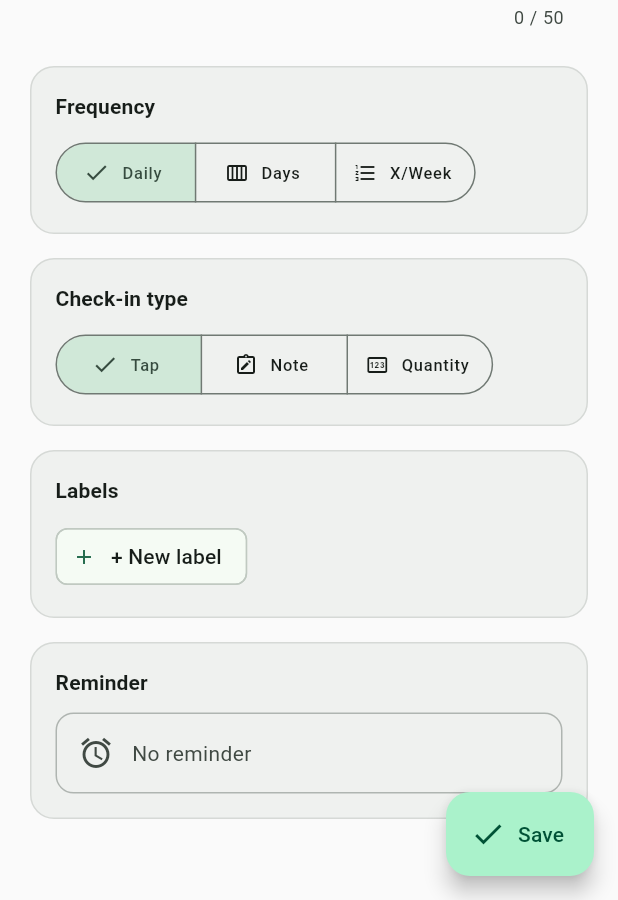
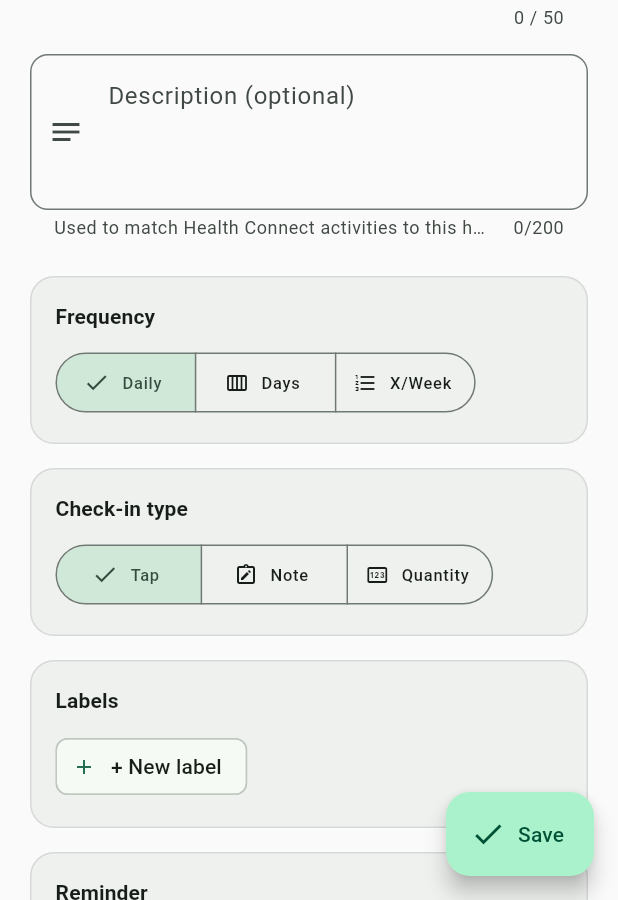
Before and after one commit to aadeshnpn/habitapp, a Flutter app: the AddHabitScreen screen opened by its route, on a phone screen of 412 x 824 dp, the part 336-1236 px from its top. Run offline on Flutter 3.47's test engine with Material 3 defaults, Android fonts, the phone set to English and light mode, and no system bars; our stand-ins replace cloud_firestore, firebase_auth, firebase_core, flutter_local_notifications, flutter_riverpod, flutter_timezone and 7 more; missing offline and left inert: health, workmanager; accounts and stored records are empty; statements that could not run were skipped.

Commit message:
feat(HABIT-041): add optional habit description for Health Connect matching
Let users set and edit a habit description, and use name + description
when auto-syncing Health Connect activities to habits. Bump to 1.0.12.

Co-authored-by: Cursor <cursoragent@cursor.com>

```diff
--- a/lib/core/database/database_service.dart
+++ b/lib/core/database/database_service.dart
@@ -3,7 +3,7 @@ import 'package:path/path.dart' as p;
 
 class DatabaseService {
   static const String _dbName = 'habit_tracker.db';
-  static const int _dbVersion = 7;
+  static const int _dbVersion = 8;
 
   // Singleton
   static final DatabaseService instance = DatabaseService._();
@@ -36,6 +36,7 @@ class DatabaseService {
       CREATE TABLE habits (
         id TEXT PRIMARY KEY,
         name TEXT NOT NULL,
+        description TEXT,
         icon TEXT NOT NULL,
         color INTEGER NOT NULL,
         frequency_type TEXT NOT NULL,
@@ -285,6 +286,15 @@ class DatabaseService {
       await db.execute(
           'CREATE INDEX IF NOT EXISTS idx_interval_check_ins_logged_at ON interval_check_ins(reminder_id, logged_at DESC)');
     }
+
+    if (oldVersion < 8) {
+      final cols = (await db.rawQuery('PRAGMA table_info(habits)'))
+          .map((r) => r['name'] as String)
+          .toSet();
+      if (!cols.contains('description')) {
+        await db.execute('ALTER TABLE habits ADD COLUMN description TEXT');
+      }
+    }
   }
 
 
--- a/lib/features/habits/data/habit_model.dart
+++ b/lib/features/habits/data/habit_model.dart
@@ -4,9 +4,14 @@ enum FrequencyType { daily, daysOfWeek, timesPerWeek }
 
 enum CheckInType { tap, note, quantity }
 
+/// Sentinel so [Habit.copyWith] can clear nullable [description].
+const Object _unset = Object();
+
 class Habit {
   final String id;
   final String name;
+  /// Optional free-text used for UI and Health Connect activity matching.
+  final String? description;
   final String icon;
   final int color;
   final FrequencyType frequencyType;
@@ -21,6 +26,7 @@ class Habit {
   const Habit({
     required this.id,
     required this.name,
+    this.description,
     required this.icon,
     required this.color,
     required this.frequencyType,
@@ -33,9 +39,17 @@ class Habit {
     required this.createdAt,
   });
 
+  /// Name + description text used when matching Health Connect activities.
+  String get matchText {
+    final desc = description?.trim();
+    if (desc == null || desc.isEmpty) return name;
+    return '$name $desc';
+  }
+
   Habit copyWith({
     String? id,
     String? name,
+    Object? description = _unset,
     String? icon,
     int? color,
     FrequencyType? frequencyType,
@@ -50,6 +64,9 @@ class Habit {
     return Habit(
       id: id ?? this.id,
       name: name ?? this.name,
+      description: identical(description, _unset)
+          ? this.description
+          : description as String?,
       icon: icon ?? this.icon,
       color: color ?? this.color,
       frequencyType: frequencyType ?? this.frequencyType,
@@ -67,6 +84,7 @@ class Habit {
     return {
       'id': id,
       'name': name,
+      'description': description,
       'icon': icon,
       'color': color,
       'frequency_type': frequencyType.name,
@@ -81,9 +99,13 @@ class Habit {
   }
 
   factory Habit.fromMap(Map<String, dynamic> map) {
+    final rawDescription = map['description'] as String?;
     return Habit(
       id: map['id'] as String,
       name: map['name'] as String,
+      description: (rawDescription == null || rawDescription.trim().isEmpty)
+          ? null
+          : rawDescription,
       icon: map['icon'] as String,
       color: map['color'] as int,
       frequencyType: FrequencyType.values.byName(map['frequency_type'] as String),
@@ -110,6 +132,7 @@ class Habit {
     return other is Habit &&
         other.id == id &&
         other.name == name &&
+        other.description == description &&
         other.icon == icon &&
         other.color == color &&
         other.frequencyType == frequencyType &&
@@ -127,6 +150,7 @@ class Habit {
     return Object.hash(
       id,
       name,
+      description,
       icon,
       color,
       frequencyType,
@@ -142,8 +166,9 @@ class Habit {
 
   @override
   String toString() {
-    return 'Habit(id: $id, name: $name, frequencyType: $frequencyType, '
-        'checkInType: $checkInType, isArchived: $isArchived)';
+    return 'Habit(id: $id, name: $name, description: $description, '
+        'frequencyType: $frequencyType, checkInType: $checkInType, '
+        'isArchived: $isArchived)';
   }
 }
 
--- a/lib/features/habits/domain/habit_repository.dart
+++ b/lib/features/habits/domain/habit_repository.dart
@@ -6,6 +6,7 @@ import '../../streaks/data/streak_dao.dart';
 
 class CreateHabitParams {
   final String name;
+  final String? description;
   final String icon;
   final int color;
   final FrequencyType frequencyType;
@@ -17,6 +18,7 @@ class CreateHabitParams {
 
   const CreateHabitParams({
     required this.name,
+    this.description,
     required this.icon,
     required this.color,
     required this.frequencyType,
@@ -49,9 +51,13 @@ class HabitRepository {
   }
 
   Future<Habit> createHabit(CreateHabitParams params) async {
+    final trimmedDescription = params.description?.trim();
     final habit = Habit(
       id: _uuid.v4(),
       name: params.name,
+      description: (trimmedDescription == null || trimmedDescription.isEmpty)
+          ? null
+          : trimmedDescription,
       icon: params.icon,
       color: params.color,
       frequencyType: params.frequencyType,
--- a/lib/features/habits/presentation/add_habit_screen.dart
+++ b/lib/features/habits/presentation/add_habit_screen.dart
@@ -31,6 +31,7 @@ class AddHabitScreen extends ConsumerStatefulWidget {
 class _AddHabitScreenState extends ConsumerState<AddHabitScreen> {
   final _formKey = GlobalKey<FormState>();
   final _nameController = TextEditingController();
+  final _descriptionController = TextEditingController();
 
   String _selectedEmoji = EmojiPickerSheet.defaultSuggestions.first;
   Color _selectedColor = _kColorOptions.first;
@@ -47,6 +48,7 @@ class _AddHabitScreenState extends ConsumerState<AddHabitScreen> {
   @override
   void dispose() {
     _nameController.dispose();
+    _descriptionController.dispose();
     super.dispose();
   }
 
@@ -91,9 +93,11 @@ class _AddHabitScreenState extends ConsumerState<AddHabitScreen> {
     setState(() => _isSaving = true);
     try {
       final repo = ref.read(habitRepositoryProvider);
+      final description = _descriptionController.text.trim();
       final habit = await repo.createHabit(
         CreateHabitParams(
           name: _nameController.text.trim(),
+          description: description.isEmpty ? null : description,
           icon: _selectedEmoji,
           color: _selectedColor.value,
           frequencyType: _frequencyType,
@@ -212,6 +216,27 @@ class _AddHabitScreenState extends ConsumerState<AddHabitScreen> {
                 }
                 return null;
               },
+            ),
+            const SizedBox(height: 16),
+
+            // Optional description (helps Health Connect matching)
+            TextFormField(
+              controller: _descriptionController,
+              maxLength: 200,
+              maxLines: 3,
+              decoration: InputDecoration(
+                labelText: 'Description (optional)',
+                hintText: 'e.g. running, trail run, jogging',
+                helperText:
+                    'Used to match Health Connect activities to this habit',
+                border: OutlineInputBorder(
+                  borderRadius: BorderRadius.circular(12),
+                ),
+                prefixIcon: const Icon(Icons.notes_outlined),
+                alignLabelWithHint: true,
+              ),
+              textCapitalization: TextCapitalization.sentences,
+              textInputAction: TextInputAction.done,
             ),
             const SizedBox(height: 24),
 
--- a/lib/features/habits/presentation/edit_habit_screen.dart
+++ b/lib/features/habits/presentation/edit_habit_screen.dart
@@ -32,6 +32,7 @@ class EditHabitScreen extends ConsumerStatefulWidget {
 class _EditHabitScreenState extends ConsumerState<EditHabitScreen> {
   final _formKey = GlobalKey<FormState>();
   final _nameController = TextEditingController();
+  final _descriptionController = TextEditingController();
 
   bool _loaded = false;
   bool _isSaving = false;
@@ -58,6 +59,7 @@ class _EditHabitScreenState extends ConsumerState<EditHabitScreen> {
   @override
   void dispose() {
     _nameController.dispose();
+    _descriptionController.dispose();
     super.dispose();
   }
 
@@ -68,6 +70,7 @@ class _EditHabitScreenState extends ConsumerState<EditHabitScreen> {
 
     _originalHabit = habit;
     _nameController.text = habit.name;
+    _descriptionController.text = habit.description ?? '';
     _selectedEmoji = habit.icon;
 
     // Find best-matching color from the palette
@@ -139,8 +142,10 @@ class _EditHabitScreenState extends ConsumerState<EditHabitScreen> {
     if (_originalHabit == null) return;
     setState(() => _isSaving = true);
     try {
+      final description = _descriptionController.text.trim();
       final updated = _originalHabit!.copyWith(
         name: _nameController.text.trim(),
+        description: description.isEmpty ? null : description,
         icon: _selectedEmoji,
         color: _selectedColor.value,
         frequencyType: _frequencyType,
@@ -265,6 +270,27 @@ class _EditHabitScreenState extends ConsumerState<EditHabitScreen> {
                 }
                 return null;
               },
+            ),
+            const SizedBox(height: 16),
+
+            // Optional description (helps Health Connect matching)
+            TextFormField(
+              controller: _descriptionController,
+              maxLength: 200,
+              maxLines: 3,
+              decoration: InputDecoration(
+                labelText: 'Description (optional)',
+                hintText: 'e.g. running, trail run, jogging',
+                helperText:
+                    'Used to match Health Connect activities to this habit',
+                border: OutlineInputBorder(
+                  borderRadius: BorderRadius.circular(12),
+                ),
+                prefixIcon: const Icon(Icons.notes_outlined),
+                alignLabelWithHint: true,
+              ),
+              textCapitalization: TextCapitalization.sentences,
+              textInputAction: TextInputAction.done,
             ),
             const SizedBox(height: 24),
 
--- a/pubspec.yaml
+++ b/pubspec.yaml
@@ -1,7 +1,7 @@
 name: habit_tracker
 description: A habit tracking app to build and maintain daily habits.
 publish_to: 'none'
-version: 1.0.11+11
+version: 1.0.12+12
 
 environment:
   sdk: '>=3.0.0 <4.0.0'
```
Also changed, not shown: lib/core/ai/gemini_nano_service.dart (+298 -48 lines), lib/features/habits/presentation/habit_detail_screen.dart (+18 -2 lines), 1 other file.
